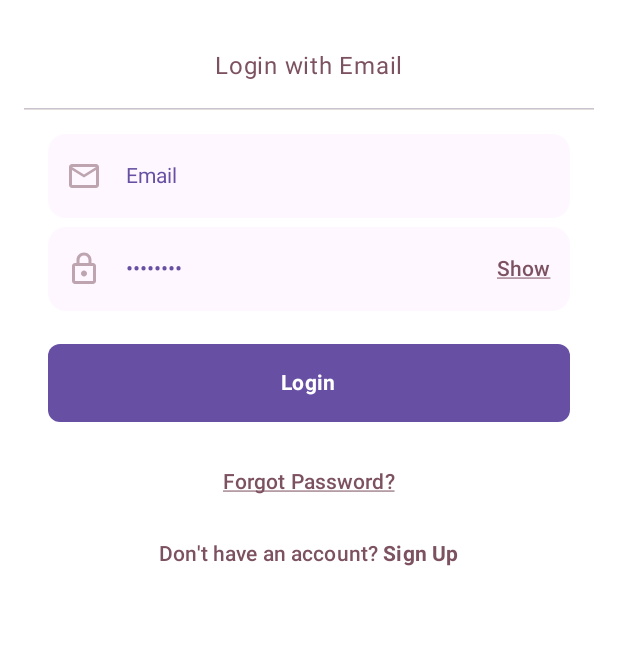
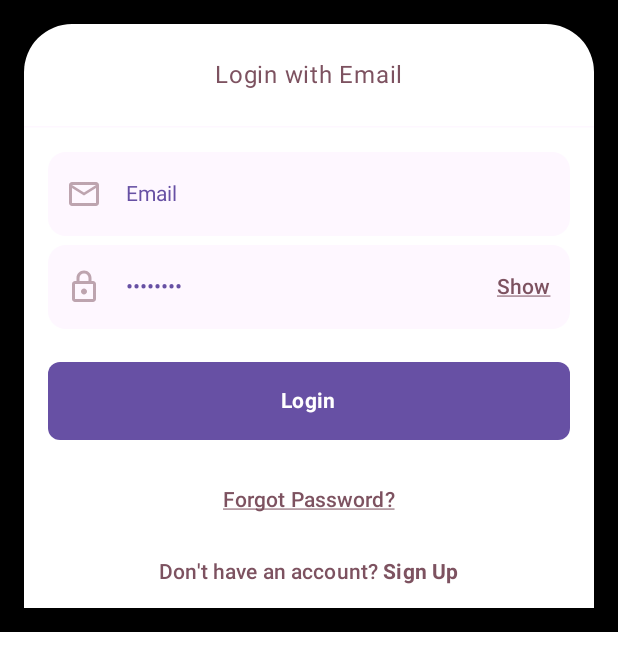
Before and after one commit to jimmyplazas/Habix, an Android app built with Jetpack Compose: the @Preview function LoginFormPreview, on a phone screen of 412 x 824 dp. Shown: the top 671 px of the screen. Run offline under Robolectric (Android 15) with nearby library versions, the phone set to English and light mode, and no system bars.

Commit message:
style: update login form divider and preview background

```diff
--- a/app/src/main/java/dev/alejo/habix/authentication/presentation/login/components/LoginForm.kt
+++ b/app/src/main/java/dev/alejo/habix/authentication/presentation/login/components/LoginForm.kt
@@ -46,12 +46,12 @@ fun LoginForm(modifier: Modifier = Modifier) {
             "Login with Email",
             style = MaterialTheme.typography.bodyLarge,
             color = MaterialTheme.colorScheme.tertiary,
-            modifier = Modifier.padding(top = AppDimens.Default)
+            modifier = Modifier.padding(top = AppDimens.Default).padding(vertical = AppDimens.Tiny)
         )
         HorizontalDivider(
             modifier = Modifier
-                .fillMaxWidth()
-                .background(Background)
+                .fillMaxWidth(),
+            color = MaterialTheme.colorScheme.background
         )
 
         LoginInputs()
@@ -153,5 +153,5 @@ fun LoginOptions() {
 @Preview(showBackground = true)
 @Composable
 private fun LoginFormPreview() {
-    LoginForm(Modifier.padding(AppDimens.Default))
+    LoginForm(Modifier.background(Color.Black).padding(AppDimens.Default))
 }
```
